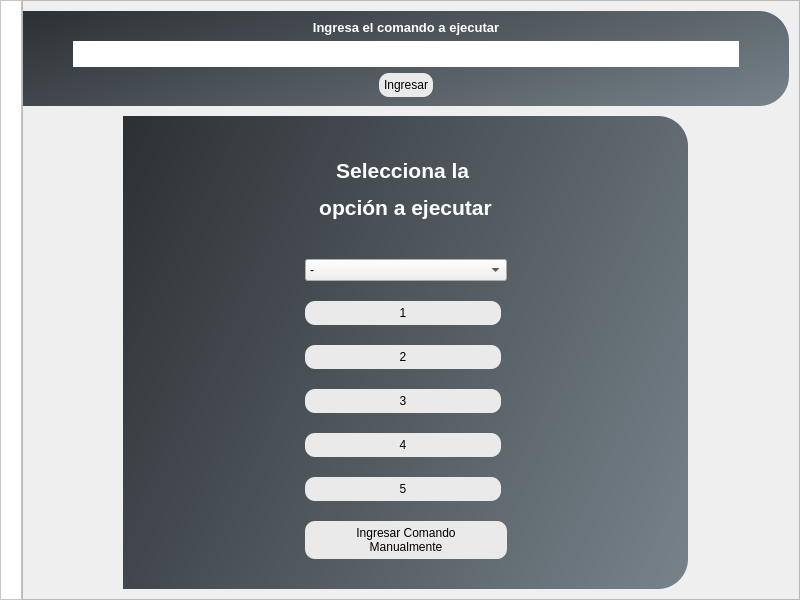
First picture: the form in ui/ui_files/OpcionesComputadoras.ui, repository Salinas03/Sistema-Seguridad, before the edit.
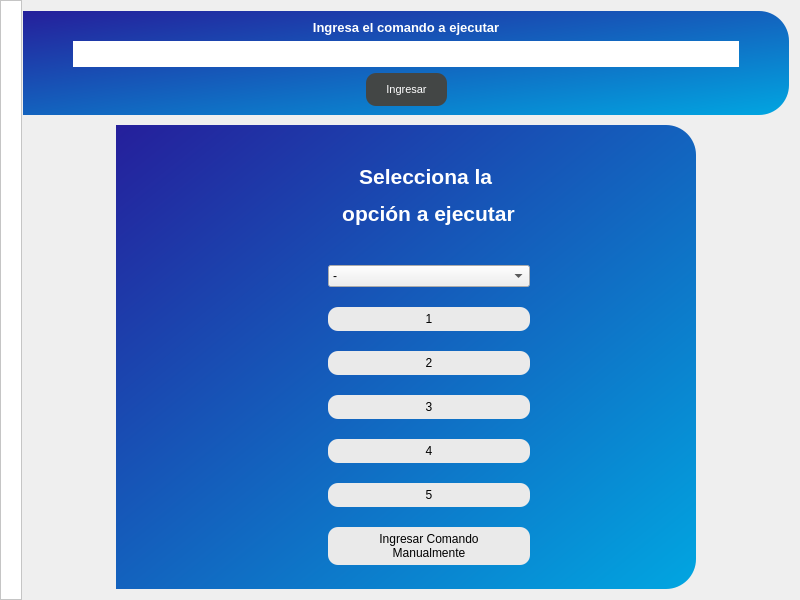
Second picture: the form after the edit. Icons and pictures are not drawn.

Diff of the .ui file:
```diff
--- a/ui/ui_files/OpcionesComputadoras.ui
+++ b/ui/ui_files/OpcionesComputadoras.ui
@@ -128,9 +128,12 @@
        </sizepolicy>
       </property>
       <property name="styleSheet">
-       <string notr="true">QWidget#botones_widget,
+       <string notr="true">QFrame#frame_2{
+background-color: transparent;
+}
+QWidget#botones_widget,
 #comando_widget{
-background: qlineargradient(x1:0, y1:0, x2:2.5 y2:1, stop:0 #2B3034, stop:1 #CADBE7);
+background: qlineargradient(x1:0, y1:0, x2:1 y2:1, stop:0 #251F9B, stop:1 #01A6E1);
 }
 
 QWidget#botones_widget,
@@ -177,7 +180,23 @@
        <item>
         <widget class="QWidget" name="comando_widget" native="true">
          <property name="styleSheet">
-          <string notr="true"/>
+          <string notr="true">QPushButton#ingresar_comandos_btn{
+border:none;
+	background-color: qlineargradient(spread:pad, x1:0, y1:0, x2:1, y2:0, stop:0 #434645, stop:1 #434645);
+color:white;
+padding-top:10px;
+padding-left:20px;
+padding-right:20px;
+padding-bottom:10px;
+}
+
+QPushButton#ingresar_comandos_btn:hover{
+	background-color: #A1A1A2;
+}
+
+QPushButton#ingresar_comandos_btn:pressed{
+	font: 75 10pt &quot;MS Shell Dlg 2&quot;;
+}</string>
          </property>
          <layout class="QGridLayout" name="gridLayout">
           <property name="leftMargin">
@@ -218,6 +237,15 @@
           </item>
           <item row="2" column="1">
            <widget class="QPushButton" name="ingresar_comandos_btn">
+            <property name="font">
+             <font>
+              <family>MS Shell Dlg 2</family>
+              <pointsize>8</pointsize>
+              <weight>9</weight>
+              <italic>false</italic>
+              <bold>false</bold>
+             </font>
+            </property>
             <property name="text">
              <string>Ingresar</string>
             </property>
@@ -254,6 +282,21 @@
           <string notr="true"/>
          </property>
          <layout class="QGridLayout" name="gridLayout_2">
+          <property name="leftMargin">
+           <number>45</number>
+          </property>
+          <property name="topMargin">
+           <number>0</number>
+          </property>
+          <property name="rightMargin">
+           <number>0</number>
+          </property>
+          <property name="bottomMargin">
+           <number>0</number>
+          </property>
+          <property name="spacing">
+           <number>0</number>
+          </property>
           <item row="1" column="1" colspan="2">
            <widget class="QComboBox" name="comboBox">
             <item>
@@ -301,25 +344,6 @@
             </property>
            </widget>
           </item>
-          <item row="5" column="1">
-           <widget class="QPushButton" name="pushButton_5">
-            <property name="sizePolicy">
-             <sizepolicy hsizetype="Expanding" vsizetype="Fixed">
-              <horstretch>0</horstretch>
-              <verstretch>0</verstretch>
-             </sizepolicy>
-            </property>
-            <property name="minimumSize">
-             <size>
-              <width>100</width>
-              <height>0</height>
-             </size>
-            </property>
-            <property name="text">
-             <string>4</string>
-            </property>
-           </widget>
-          </item>
           <item row="1" column="3">
            <spacer name="horizontalSpacer_6">
             <property name="orientation">
@@ -333,63 +357,6 @@
             </property>
            </spacer>
           </item>
-          <item row="3" column="1">
-           <widget class="QPushButton" name="pushButton_3">
-            <property name="sizePolicy">
-             <sizepolicy hsizetype="Expanding" vsizetype="Fixed">
-              <horstretch>0</horstretch>
-              <verstretch>0</verstretch>
-             </sizepolicy>
-            </property>
-            <property name="minimumSize">
-             <size>
-              <width>100</width>
-              <height>0</height>
-             </size>
-            </property>
-            <property name="text">
-             <string>2</string>
-            </property>
-           </widget>
-          </item>
-          <item row="4" column="1">
-           <widget class="QPushButton" name="pushButton_4">
-            <property name="sizePolicy">
-             <sizepolicy hsizetype="Expanding" vsizetype="Fixed">
-              <horstretch>0</horstretch>
-              <verstretch>0</verstretch>
-             </sizepolicy>
-            </property>
-            <property name="minimumSize">
-             <size>
-              <width>100</width>
-              <height>0</height>
-             </size>
-            </property>
-            <property name="text">
-             <string>3</string>
-            </property>
-           </widget>
-          </item>
-          <item row="6" column="1">
-           <widget class="QPushButton" name="pushButton_6">
-            <property name="sizePolicy">
-             <sizepolicy hsizetype="Expanding" vsizetype="Fixed">
-              <horstretch>0</horstretch>
-              <verstretch>0</verstretch>
-             </sizepolicy>
-            </property>
-            <property name="minimumSize">
-             <size>
-              <width>100</width>
-              <height>0</height>
-             </size>
-            </property>
-            <property name="text">
-             <string>5</string>
-            </property>
-           </widget>
-          </item>
           <item row="1" column="0">
            <spacer name="horizontalSpacer_4">
             <property name="orientation">
@@ -403,25 +370,6 @@
             </property>
            </spacer>
           </item>
-          <item row="2" column="1">
-           <widget class="QPushButton" name="pushButton_2">
-            <property name="sizePolicy">
-             <sizepolicy hsizetype="Expanding" vsizetype="Fixed">
-              <horstretch>0</horstretch>
-              <verstretch>0</verstretch>
-             </sizepolicy>
-            </property>
-            <property name="minimumSize">
-             <size>
-              <width>100</width>
-              <height>0</height>
-             </size>
-            </property>
-            <property name="text">
-             <string>1</string>
-            </property>
-           </widget>
-          </item>
           <item row="0" column="0" colspan="4">
            <widget class="QLabel" name="label_3">
             <property name="maximumSize">
@@ -445,6 +393,101 @@
             </property>
            </widget>
           </item>
+          <item row="2" column="1" colspan="2">
+           <widget class="QPushButton" name="pushButton_2">
+            <property name="sizePolicy">
+             <sizepolicy hsizetype="Expanding" vsizetype="Fixed">
+              <horstretch>0</horstretch>
+              <verstretch>0</verstretch>
+             </sizepolicy>
+            </property>
+            <property name="minimumSize">
+             <size>
+              <width>100</width>
+              <height>0</height>
+             </size>
+            </property>
+            <property name="text">
+             <string>1</string>
+            </property>
+           </widget>
+          </item>
+          <item row="3" column="1" colspan="2">
+           <widget class="QPushButton" name="pushButton_3">
+            <property name="sizePolicy">
+             <sizepolicy hsizetype="Expanding" vsizetype="Fixed">
+              <horstretch>0</horstretch>
+              <verstretch>0</verstretch>
+             </sizepolicy>
+            </property>
+            <property name="minimumSize">
+             <size>
+              <width>100</width>
+              <height>0</height>
+             </size>
+            </property>
+            <property name="text">
+             <string>2</string>
+            </property>
+           </widget>
+          </item>
+          <item row="4" column="1" colspan="2">
+           <widget class="QPushButton" name="pushButton_4">
+            <property name="sizePolicy">
+             <sizepolicy hsizetype="Expanding" vsizetype="Fixed">
+              <horstretch>0</horstretch>
+              <verstretch>0</verstretch>
+             </sizepolicy>
+            </property>
+            <property name="minimumSize">
+             <size>
+              <width>100</width>
+              <height>0</height>
+             </size>
+            </property>
+            <property name="text">
+             <string>3</string>
+            </property>
+           </widget>
+          </item>
+          <item row="5" column="1" colspan="2">
+           <widget class="QPushButton" name="pushButton_5">
+            <property name="sizePolicy">
+             <sizepolicy hsizetype="Expanding" vsizetype="Fixed">
+              <horstretch>0</horstretch>
+              <verstretch>0</verstretch>
+             </sizepolicy>
+            </property>
+            <property name="minimumSize">
+             <size>
+              <width>100</width>
+              <height>0</height>
+             </size>
+            </property>
+            <property name="text">
+             <string>4</string>
+            </property>
+           </widget>
+          </item>
+          <item row="6" column="1" colspan="2">
+           <widget class="QPushButton" name="pushButton_6">
+            <property name="sizePolicy">
+             <sizepolicy hsizetype="Expanding" vsizetype="Fixed">
+              <horstretch>0</horstretch>
+              <verstretch>0</verstretch>
+             </sizepolicy>
+            </property>
+            <property name="minimumSize">
+             <size>
+              <width>100</width>
+              <height>0</height>
+             </size>
+            </property>
+            <property name="text">
+             <string>5</string>
+            </property>
+           </widget>
+          </item>
          </layout>
         </widget>
        </item>
```
Left out of the diff: 11 changed lines with no effect on the pictures.
